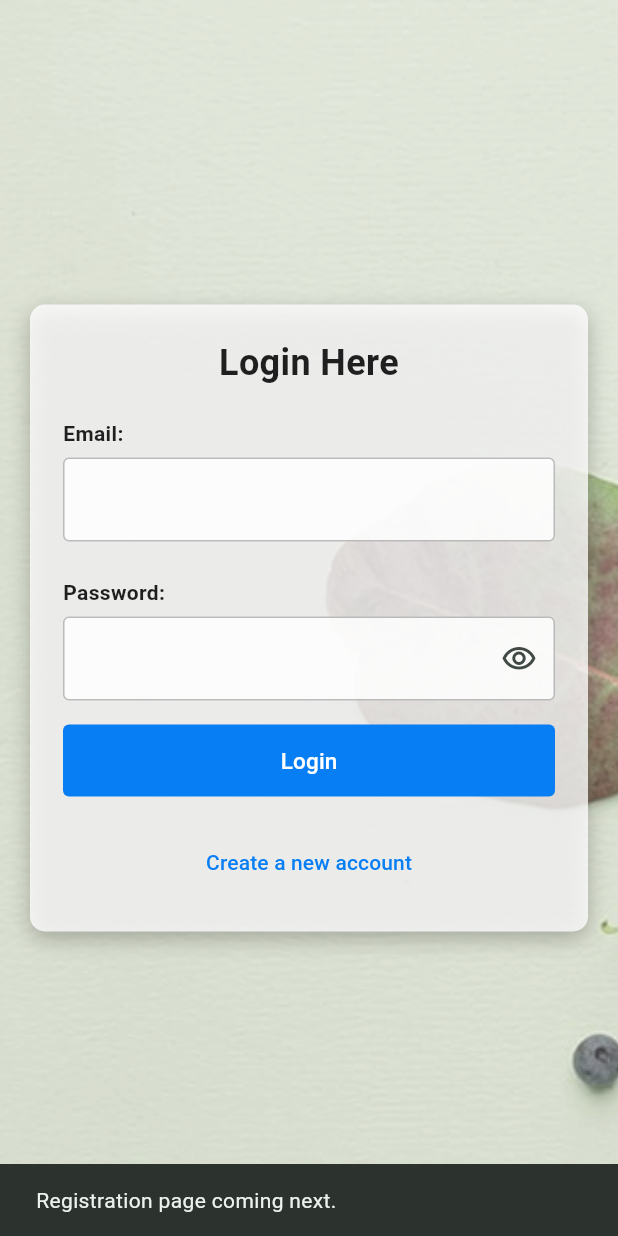
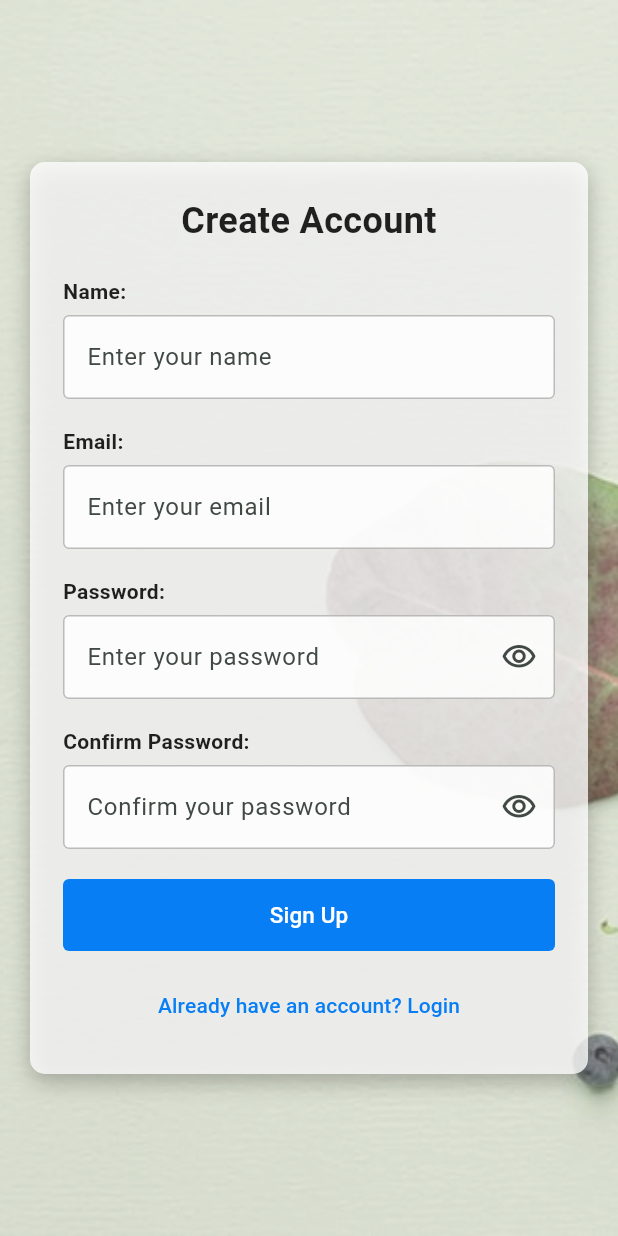
Before and after one commit to fahmidatahsin/KBeauty-BD-, a Flutter app: the LoginPage screen opened directly, after a tap on "Create a new account", on a phone screen of 412 x 824 dp. Run offline on Flutter 3.47's test engine with Material 3 defaults, Android fonts, the phone set to English and light mode, and no system bars.

Commit message:
Add registration page and login navigation

```diff
--- a/frontend/lib/login_page.dart
+++ b/frontend/lib/login_page.dart
@@ -2,6 +2,7 @@ import 'dart:convert';
 
 import 'package:flutter/material.dart';
 import 'package:http/http.dart' as http;
+import 'register_page.dart';
 
 
 class LoginPage extends StatefulWidget {
@@ -325,10 +326,13 @@ class _LoginPageState extends State<LoginPage> {
                     // =================================================
                     TextButton(
                       onPressed: () {
-                        _showMessage(
-                          'Registration page coming next.',
-                        );
-                      },
+  Navigator.push(
+    context,
+    MaterialPageRoute(
+      builder: (_) => const RegisterPage(),
+    ),
+  );
+},
                       style: TextButton.styleFrom(
                         padding: const EdgeInsets.symmetric(
                           vertical: 4,
--- a/frontend/lib/register_page.dart
+++ b/frontend/lib/register_page.dart
@@ -0,0 +1,324 @@
+import 'package:flutter/material.dart';
+
+class RegisterPage extends StatefulWidget {
+  const RegisterPage({super.key});
+
+  @override
+  State<RegisterPage> createState() => _RegisterPageState();
+}
+
+class _RegisterPageState extends State<RegisterPage> {
+  final nameController = TextEditingController();
+  final emailController = TextEditingController();
+  final passwordController = TextEditingController();
+  final confirmPasswordController = TextEditingController();
+
+  bool obscurePassword = true;
+  bool obscureConfirmPassword = true;
+
+  void register() {
+    final name = nameController.text.trim();
+    final email = emailController.text.trim();
+    final password = passwordController.text;
+    final confirmPassword = confirmPasswordController.text;
+
+    if (name.isEmpty ||
+        email.isEmpty ||
+        password.isEmpty ||
+        confirmPassword.isEmpty) {
+      _showMessage('Please fill in all fields.');
+      return;
+    }
+
+    if (!email.contains('@')) {
+      _showMessage('Please enter a valid email address.');
+      return;
+    }
+
+    if (password.length < 6) {
+      _showMessage('Password must be at least 6 characters.');
+      return;
+    }
+
+    if (password != confirmPassword) {
+      _showMessage('Passwords do not match.');
+      return;
+    }
+
+    // Backend registration will be connected later.
+    _showMessage('Registration successful!');
+  }
+
+  void _showMessage(String message) {
+    ScaffoldMessenger.of(context).showSnackBar(
+      SnackBar(
+        content: Text(message),
+      ),
+    );
+  }
+
+  @override
+  void dispose() {
+    nameController.dispose();
+    emailController.dispose();
+    passwordController.dispose();
+    confirmPasswordController.dispose();
+    super.dispose();
+  }
+
+  InputDecoration fieldDecoration({
+    required String hint,
+    Widget? suffixIcon,
+  }) {
+    return InputDecoration(
+      hintText: hint,
+      filled: true,
+      fillColor: Colors.white.withValues(alpha: 0.85),
+      border: OutlineInputBorder(
+        borderRadius: BorderRadius.circular(4),
+        borderSide: const BorderSide(
+          color: Colors.black26,
+        ),
+      ),
+      enabledBorder: OutlineInputBorder(
+        borderRadius: BorderRadius.circular(4),
+        borderSide: const BorderSide(
+          color: Colors.black26,
+        ),
+      ),
+      focusedBorder: OutlineInputBorder(
+        borderRadius: BorderRadius.circular(4),
+        borderSide: const BorderSide(
+          color: Color(0xFF1976D2),
+          width: 1.5,
+        ),
+      ),
+      suffixIcon: suffixIcon,
+    );
+  }
+
+  @override
+  Widget build(BuildContext context) {
+    final width = MediaQuery.sizeOf(context).width;
+    final isMobile = width < 600;
+
+    return Scaffold(
+      body: Stack(
+        fit: StackFit.expand,
+        children: [
+          // BACKGROUND IMAGE
+          Image.asset(
+            'assets/images/hero-banner-2.jpg',
+            fit: BoxFit.cover,
+          ),
+
+          // WHITE TRANSPARENT OVERLAY
+          Container(
+            color: Colors.white.withValues(alpha: 0.18),
+          ),
+
+          // REGISTRATION BOX
+          Center(
+            child: SingleChildScrollView(
+              padding: EdgeInsets.symmetric(
+                horizontal: isMobile ? 20 : 30,
+                vertical: 30,
+              ),
+              child: Container(
+                width: isMobile ? double.infinity : 390,
+                padding: EdgeInsets.symmetric(
+                  horizontal: isMobile ? 22 : 20,
+                  vertical: 22,
+                ),
+                decoration: BoxDecoration(
+                  color: Colors.white.withValues(alpha: 0.78),
+                  borderRadius: BorderRadius.circular(10),
+                  boxShadow: const [
+                    BoxShadow(
+                      color: Color(0x40000000),
+                      blurRadius: 12,
+                      offset: Offset(0, 5),
+                    ),
+                  ],
+                ),
+                child: Column(
+                  crossAxisAlignment: CrossAxisAlignment.stretch,
+                  children: [
+                    // TITLE
+                    const Text(
+                      'Create Account',
+                      textAlign: TextAlign.center,
+                      style: TextStyle(
+                        fontSize: 24,
+                        fontWeight: FontWeight.w600,
+                        color: Colors.black87,
+                      ),
+                    ),
+
+                    const SizedBox(height: 20),
+
+                    // NAME
+                    const Text(
+                      'Name:',
+                      style: TextStyle(
+                        fontSize: 14,
+                        fontWeight: FontWeight.bold,
+                        color: Colors.black87,
+                      ),
+                    ),
+
+                    const SizedBox(height: 6),
+
+                    TextField(
+                      controller: nameController,
+                      decoration: fieldDecoration(
+                        hint: 'Enter your name',
+                      ),
+                    ),
+
+                    const SizedBox(height: 18),
+
+                    // EMAIL
+                    const Text(
+                      'Email:',
+                      style: TextStyle(
+                        fontSize: 14,
+                        fontWeight: FontWeight.bold,
+                        color: Colors.black87,
+                      ),
+                    ),
+
+                    const SizedBox(height: 6),
+
+                    TextField(
+                      controller: emailController,
+                      keyboardType: TextInputType.emailAddress,
+                      decoration: fieldDecoration(
+                        hint: 'Enter your email',
+                      ),
+                    ),
+
+                    const SizedBox(height: 18),
+
+                    // PASSWORD
+                    const Text(
+                      'Password:',
+                      style: TextStyle(
+                        fontSize: 14,
+                        fontWeight: FontWeight.bold,
+                        color: Colors.black87,
+                      ),
+                    ),
+
+                    const SizedBox(height: 6),
+
+                    TextField(
+                      controller: passwordController,
+                      obscureText: obscurePassword,
+                      decoration: fieldDecoration(
+                        hint: 'Enter your password',
+                        suffixIcon: IconButton(
+                          onPressed: () {
+                            setState(() {
+                              obscurePassword = !obscurePassword;
+                            });
+                          },
+                          icon: Icon(
+                            obscurePassword
+                                ? Icons.visibility_outlined
+                                : Icons.visibility_off_outlined,
+                          ),
+                        ),
+                      ),
+                    ),
+
+                    const SizedBox(height: 18),
+
+                    // CONFIRM PASSWORD
+                    const Text(
+                      'Confirm Password:',
+                      style: TextStyle(
+                        fontSize: 14,
+                        fontWeight: FontWeight.bold,
+                        color: Colors.black87,
+                      ),
+                    ),
+
+                    const SizedBox(height: 6),
+
+                    TextField(
+                      controller: confirmPasswordController,
+                      obscureText: obscureConfirmPassword,
+                      decoration: fieldDecoration(
+                        hint: 'Confirm your password',
+                        suffixIcon: IconButton(
+                          onPressed: () {
+                            setState(() {
+                              obscureConfirmPassword =
+                                  !obscureConfirmPassword;
+                            });
+                          },
+                          icon: Icon(
+                            obscureConfirmPassword
+                                ? Icons.visibility_outlined
+                                : Icons.visibility_off_outlined,
+                          ),
+                        ),
+                      ),
+                    ),
+
+                    const SizedBox(height: 20),
+
+                    // REGISTER BUTTON
+                    SizedBox(
+                      height: 48,
+                      child: ElevatedButton(
+                        onPressed: register,
+                        style: ElevatedButton.styleFrom(
+                          backgroundColor: const Color(0xFF087EF5),
+                          foregroundColor: Colors.white,
+                          elevation: 0,
+                          shape: RoundedRectangleBorder(
+                            borderRadius: BorderRadius.circular(4),
+                          ),
+                        ),
+                        child: const Text(
+                          'Sign Up',
+                          style: TextStyle(
+                            fontSize: 15,
+                            fontWeight: FontWeight.w500,
+                          ),
+                        ),
+                      ),
+                    ),
+
+                    const SizedBox(height: 12),
+
+                    // BACK TO LOGIN
+                    TextButton(
+                      onPressed: () {
+                        Navigator.pop(context);
+                      },
+                      style: TextButton.styleFrom(
+                        padding: const EdgeInsets.symmetric(
+                          vertical: 4,
+                        ),
+                      ),
+                      child: const Text(
+                        'Already have an account? Login',
+                        style: TextStyle(
+                          color: Color(0xFF087EF5),
+                          fontSize: 14,
+                        ),
+                      ),
+                    ),
+                  ],
+                ),
+              ),
+            ),
+          ),
+        ],
+      ),
+    );
+  }
+}
```
